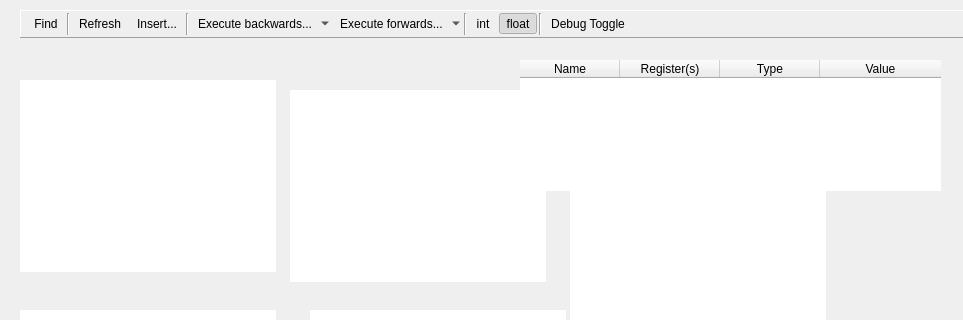
First picture: the form in qrenderdoc/Windows/ShaderViewer.ui, repository baldurk/renderdoc, before the edit; both pictures show x 0 to 963 and y 0 to 320 of the 963 by 746 pixel window.
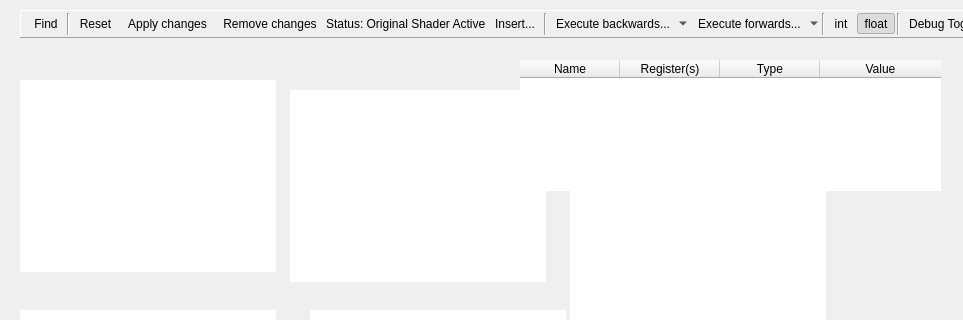
Second picture: the form after the edit. Icons and pictures are not drawn. Custom widgets are drawn as their Qt base class.

Commit message:
Add functionality to reset an edited shader to original. Closes #2334
* We also add the ability to toggle on/off the replacement being active without
  needing to intentionally add a compile error (and this also makes it more
  explicitly clear when the shader replacement is enabled or not. This could be
  useful for quick A/B testing between the edited version and the original.

```diff
--- a/qrenderdoc/Windows/ShaderViewer.ui
+++ b/qrenderdoc/Windows/ShaderViewer.ui
@@ -326,13 +326,33 @@
       </property>
      </widget>
     </item>
+    <item>
+     <widget class="QToolButton" name="resetEdits">
+      <property name="toolTip">
+       <string>Remove all source edits and restore original shader</string>
+      </property>
+      <property name="text">
+       <string>Reset</string>
+      </property>
+      <property name="icon">
+       <iconset resource="../Resources/resources.qrc">
+        <normaloff>:/del.png</normaloff>:/del.png</iconset>
+      </property>
+      <property name="toolButtonStyle">
+       <enum>Qt::ToolButtonTextBesideIcon</enum>
+      </property>
+      <property name="autoRaise">
+       <bool>true</bool>
+      </property>
+     </widget>
+    </item>
     <item>
      <widget class="QToolButton" name="refresh">
       <property name="toolTip">
        <string>Compile Shader &amp; Refresh changes</string>
       </property>
       <property name="text">
-       <string>Refresh</string>
+       <string>Apply changes</string>
       </property>
       <property name="icon">
        <iconset resource="../Resources/resources.qrc">
@@ -346,6 +366,36 @@
       </property>
      </widget>
     </item>
+    <item>
+     <widget class="QToolButton" name="unrefresh">
+      <property name="toolTip">
+       <string>Use original shader</string>
+      </property>
+      <property name="text">
+       <string>Remove changes</string>
+      </property>
+      <property name="icon">
+       <iconset resource="../Resources/resources.qrc">
+        <normaloff>:/arrow_undo.png</normaloff>:/arrow_undo.png</iconset>
+      </property>
+      <property name="toolButtonStyle">
+       <enum>Qt::ToolButtonTextBesideIcon</enum>
+      </property>
+      <property name="autoRaise">
+       <bool>true</bool>
+      </property>
+     </widget>
+    </item>
+    <item>
+     <widget class="QLabel" name="editStatusLabel">
+      <property name="text">
+       <string>Status: Original Shader Active</string>
+      </property>
+      <property name="toolTip">
+       <string>The replay currently has the original shader active</string>
+      </property>
+     </widget>
+    </item>
     <item>
      <widget class="QToolButton" name="snippets">
       <property name="toolTip">
```
Left out of the diff: 2 changed lines with no effect on the pictures. The commit also changes 7 other files.
